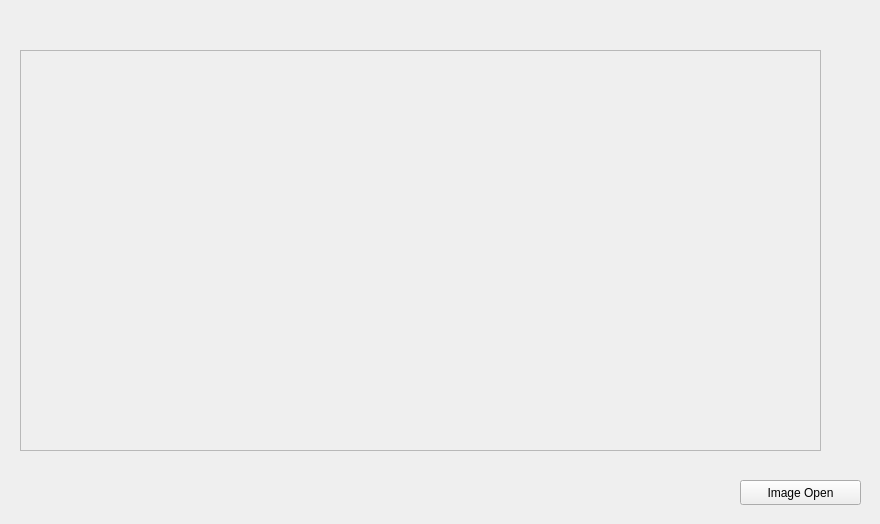
Old version of the form widget.ui in the repository jacek-d73/openCVplaying.
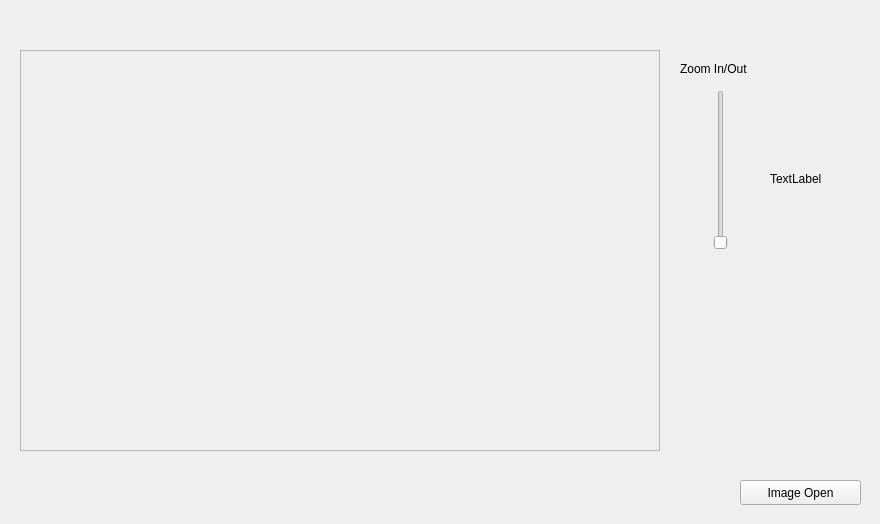
New version of the form.

Commit message: Displayed image zoom/position

```diff
--- a/widget.ui
+++ b/widget.ui
@@ -34,10 +34,16 @@
     <rect>
      <x>20</x>
      <y>50</y>
-     <width>801</width>
+     <width>640</width>
      <height>401</height>
     </rect>
    </property>
+   <property name="maximumSize">
+    <size>
+     <width>640</width>
+     <height>401</height>
+    </size>
+   </property>
    <property name="mouseTracking">
     <bool>false</bool>
    </property>
@@ -48,6 +54,51 @@
     <string/>
    </property>
   </widget>
+  <widget class="QSlider" name="verticalSliderZoomInOut">
+   <property name="geometry">
+    <rect>
+     <x>710</x>
+     <y>90</y>
+     <width>21</width>
+     <height>160</height>
+    </rect>
+   </property>
+   <property name="minimum">
+    <number>1</number>
+   </property>
+   <property name="maximum">
+    <number>100</number>
+   </property>
+   <property name="orientation">
+    <enum>Qt::Vertical</enum>
+   </property>
+  </widget>
+  <widget class="QLabel" name="labelZoomInOut">
+   <property name="geometry">
+    <rect>
+     <x>680</x>
+     <y>60</y>
+     <width>91</width>
+     <height>17</height>
+    </rect>
+   </property>
+   <property name="text">
+    <string>Zoom In/Out</string>
+   </property>
+  </widget>
+  <widget class="QLabel" name="labelZoomSliderValue">
+   <property name="geometry">
+    <rect>
+     <x>770</x>
+     <y>170</y>
+     <width>67</width>
+     <height>17</height>
+    </rect>
+   </property>
+   <property name="text">
+    <string>TextLabel</string>
+   </property>
+  </widget>
  </widget>
  <layoutdefault spacing="6" margin="11"/>
  <resources/>
```
The commit also changes 3 other files.
